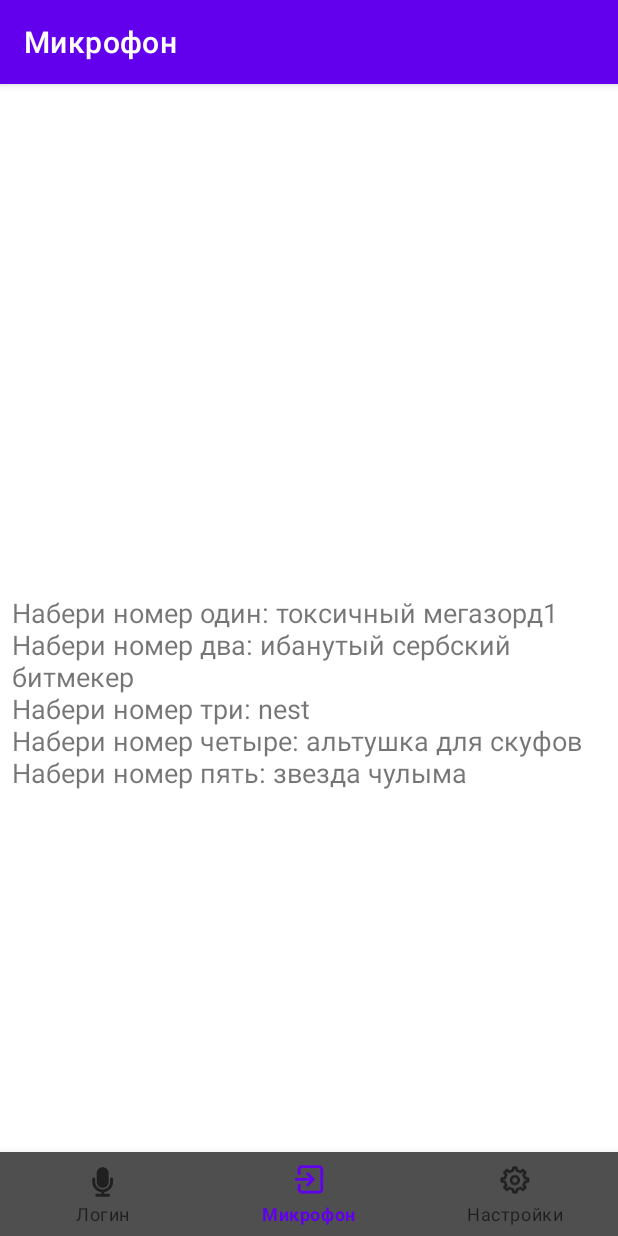
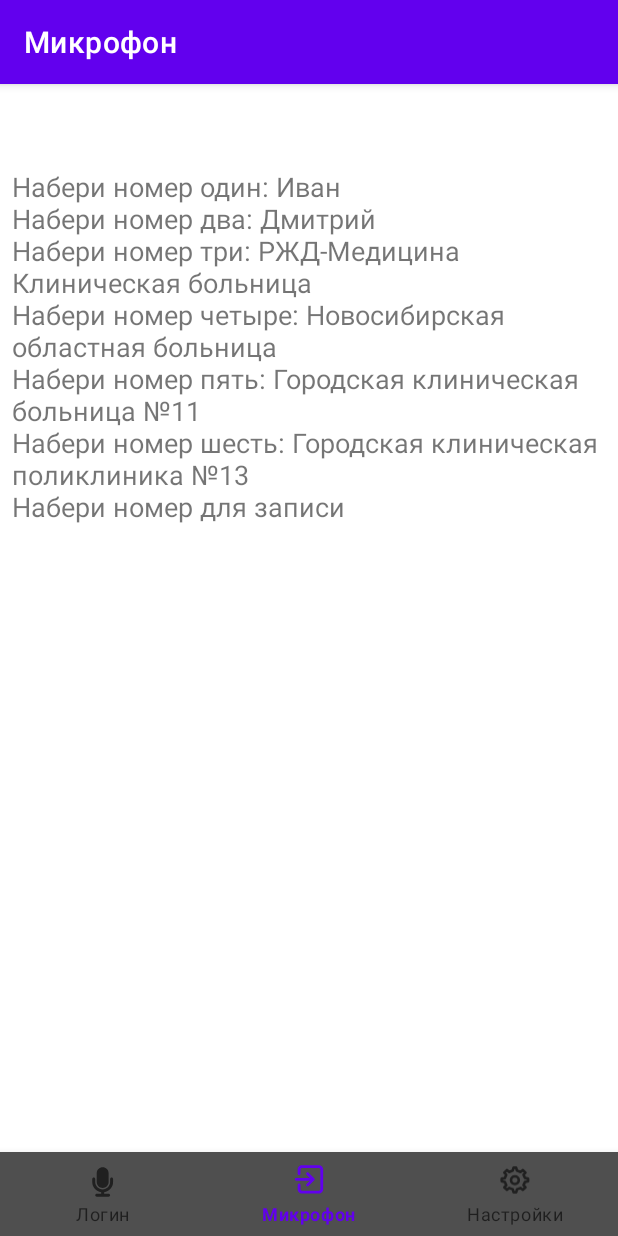
Before and after one commit to d3dyvka/GVA, an Android app: the DashboardFragment screen opened through its navigation route, on a phone screen of 412 x 824 dp. Run offline under Robolectric (Android 15) with nearby library versions, the phone set to English and light mode, and no system bars; our stand-ins replace navigation-ui; libraries missing offline, so code that uses them is left out: org.vosk, org.vosk.android; 1 statement that could not run was skipped.

Commit message:
pre-realse-3

```diff
--- a/app/src/main/java/org/bobrteam/gva/ui/dashboard/DashboardViewModel.java
+++ b/app/src/main/java/org/bobrteam/gva/ui/dashboard/DashboardViewModel.java
@@ -10,7 +10,7 @@ public class DashboardViewModel extends ViewModel {
 
     public DashboardViewModel() {
         mText = new MutableLiveData<>();
-        mText.setValue("Набери номер один: токсичный мегазорд1\nНабери номер два: ибанутый сербский битмекер\nНабери номер три: nest\nНабери номер четыре: альтушка для скуфов\nНабери номер пять: звезда чулыма\n");
+        mText.setValue("Набери номер один: Иван\nНабери номер два: Дмитрий\nНабери номер три: РЖД-Медицина Клиническая больница\nНабери номер четыре: Новосибирская областная больница\nНабери номер пять: Городская клиническая больница №11\nНабери номер шесть: Городская клиническая поликлиника №13\nНабери номер для записи");
     }
 
     public LiveData<String> getText() {
--- a/app/src/main/res/layout/fragment_dashboard.xml
+++ b/app/src/main/res/layout/fragment_dashboard.xml
@@ -11,12 +11,13 @@
         android:layout_width="match_parent"
         android:layout_height="wrap_content"
         android:layout_marginStart="8dp"
-        android:layout_marginTop="8dp"
         android:layout_marginEnd="8dp"
         android:textAlignment="textStart"
         android:textSize="18sp"
         app:layout_constraintBottom_toBottomOf="parent"
         app:layout_constraintEnd_toEndOf="parent"
+        app:layout_constraintHorizontal_bias="0.0"
         app:layout_constraintStart_toStartOf="parent"
-        app:layout_constraintTop_toTopOf="parent" />
+        app:layout_constraintTop_toTopOf="parent"
+        app:layout_constraintVertical_bias="0.0" />
 </androidx.constraintlayout.widget.ConstraintLayout>
```
Also changed, not shown: app/src/main/assets/numbers.json (+14 -6 lines), app/src/main/java/org/bobrteam/gva/ui/home/HomeFragment.java (+13 -4 lines), 8 other files.
